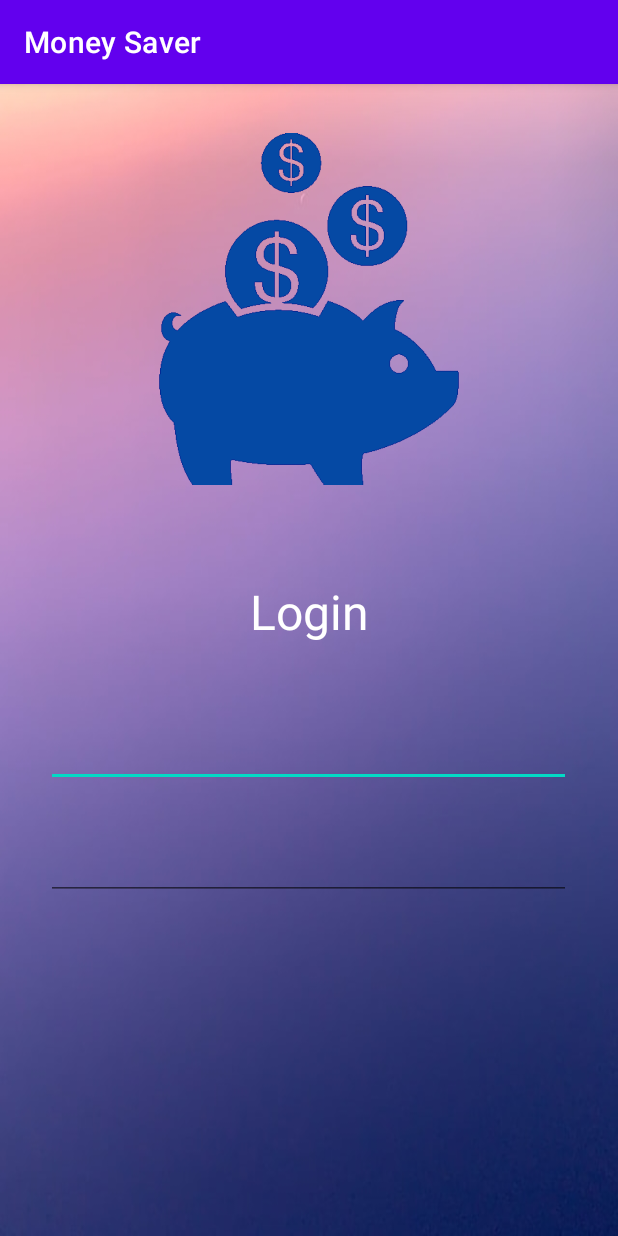
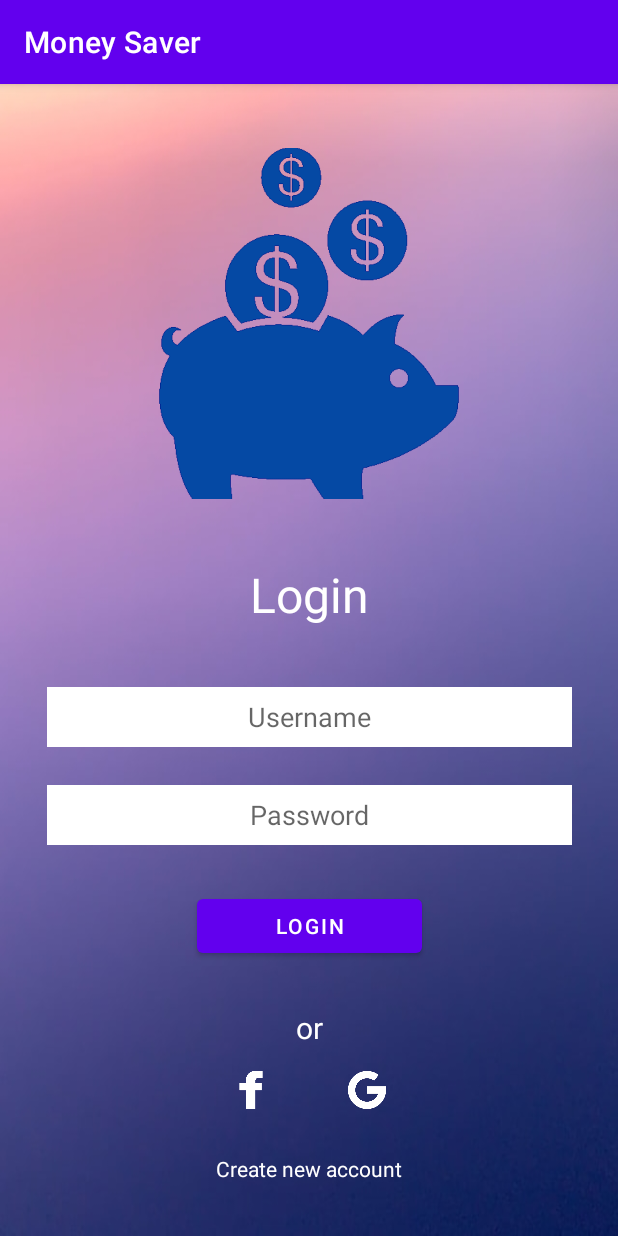
Before and after one commit to phuquy007/Money-Saver, an Android app: the Login screen opened directly, with no data from a screen before it, on a phone screen of 412 x 824 dp. Run offline under Robolectric (Android 15) with nearby library versions, the phone set to English and light mode, and no system bars.

Commit message:
Login Activity Layout

```diff
--- /dev/null
+++ b/app/src/main/res/drawable/white_background_edit_text.xml
@@ -0,0 +1,6 @@
+<?xml version="1.0" encoding="utf-8"?>
+<shape  xmlns:android="http://schemas.android.com/apk/res/android"
+    android:shape="rectangle" android:padding="10dp">
+    <solid android:color="#ffffff" />
+
+</shape>
--- a/app/src/main/res/layout/activity_login.xml
+++ b/app/src/main/res/layout/activity_login.xml
@@ -1,5 +1,5 @@
 <?xml version="1.0" encoding="utf-8"?>
-<RelativeLayout xmlns:android="http://schemas.android.com/apk/res/android"
+<androidx.constraintlayout.widget.ConstraintLayout xmlns:android="http://schemas.android.com/apk/res/android"
     xmlns:app="http://schemas.android.com/apk/res-auto"
     xmlns:tools="http://schemas.android.com/tools"
     android:layout_width="match_parent"
@@ -7,46 +7,118 @@
     android:background="@drawable/background"
     tools:context=".Login">
 
-
     <ImageView
         android:id="@+id/login_logo"
         android:layout_width="match_parent"
-        android:layout_height="300dp"
-        android:layout_alignParentEnd="true"
-        android:layout_alignParentRight="true"
+        android:layout_height="290dp"
+
+        app:layout_constraintEnd_toEndOf="parent"
+        app:layout_constraintStart_toStartOf="parent"
+        app:layout_constraintTop_toTopOf="parent"
+        app:layout_constraintBottom_toTopOf="@id/txtLogin"
         app:srcCompat="@drawable/logo" />
 
     <TextView
         android:id="@+id/txtLogin"
         android:layout_width="match_parent"
         android:layout_height="wrap_content"
-        android:layout_below="@+id/login_logo"
-        android:layout_marginTop="30dp"
+        android:layout_marginBottom="40dp"
         android:gravity="center"
-        android:text="Login"
+        android:text="@string/login"
         android:textColor="@color/white"
-        android:textSize="32dp" />
+        android:textSize="32dp"
+        app:layout_constraintEnd_toEndOf="parent"
+        app:layout_constraintStart_toStartOf="parent"
+        app:layout_constraintBottom_toTopOf="@id/edtUsername" />
 
     <EditText
         android:id="@+id/edtUsername"
         android:layout_width="350dp"
-        android:layout_height="wrap_content"
-        android:layout_below="@+id/txtLogin"
-        android:layout_marginTop="50dp"
-        android:layout_centerHorizontal="true"
+        android:layout_height="40dp"
+        android:layout_marginBottom="25dp"
+        android:background="@drawable/white_background_edit_text"
         android:ems="10"
         android:gravity="center"
+        android:hint="@string/username"
         android:inputType="textPersonName"
-        />
+        app:layout_constraintEnd_toEndOf="parent"
+        app:layout_constraintStart_toStartOf="parent"
+        app:layout_constraintBottom_toTopOf="@id/edtPassword" />
 
     <EditText
         android:id="@+id/edtPassword"
         android:layout_width="350dp"
-        android:layout_height="wrap_content"
-        android:layout_below="@+id/edtUsername"
-        android:layout_centerHorizontal="true"
-        android:layout_marginTop="30dp"
+        android:layout_height="40dp"
+        android:layout_marginBottom="30dp"
+        android:background="@drawable/white_background_edit_text"
         android:ems="10"
         android:gravity="center"
-        android:inputType="textPassword" />
-</RelativeLayout>
+        android:hint="@string/password"
+        android:inputType="textPassword"
+        app:layout_constraintEnd_toEndOf="parent"
+        app:layout_constraintStart_toStartOf="parent"
+        app:layout_constraintBottom_toTopOf="@id/btnLogin" />
+
+    <Button
+        android:id="@+id/btnLogin"
+        android:layout_width="150dp"
+        android:layout_height="wrap_content"
+        android:layout_marginBottom="30dp"
+        android:gravity="center"
+        android:layout_centerHorizontal="true"
+        android:text="@string/login"
+        app:layout_constraintEnd_toEndOf="parent"
+        app:layout_constraintStart_toStartOf="parent"
+        app:layout_constraintBottom_toTopOf="@id/txtOr"/>
+
+    <TextView
+        android:id="@+id/txtOr"
+        android:layout_width="match_parent"
+        android:layout_height="wrap_content"
+        android:layout_marginBottom="15dp"
+        android:gravity="center"
+        android:text="@string/or"
+        android:textColor="@color/white"
+        app:layout_constraintEnd_toEndOf="parent"
+        app:layout_constraintStart_toStartOf="parent"
+        app:layout_constraintBottom_toTopOf="@id/btnFacebook"
+        android:textSize="20sp" />
+
+    <ImageButton
+        android:id="@+id/btnFacebook"
+        android:layout_width="25dp"
+        android:layout_height="25dp"
+        android:layout_marginBottom="30dp"
+        android:background="@android:color/transparent"
+        android:scaleType="centerCrop"
+        app:layout_constraintEnd_toEndOf="parent"
+        app:layout_constraintHorizontal_bias="0.40"
+        app:layout_constraintStart_toStartOf="parent"
+        app:layout_constraintBottom_toTopOf="@id/txtRegister"
+        app:srcCompat="@drawable/facebook" />
+
+    <ImageButton
+        android:id="@+id/btnGoogle"
+        android:layout_width="25dp"
+        android:layout_height="25dp"
+        android:layout_marginBottom="30dp"
+        android:background="@android:color/transparent"
+        android:adjustViewBounds="true"
+        android:scaleType="centerCrop"
+        app:srcCompat="@drawable/google"
+        app:layout_constraintEnd_toEndOf="parent"
+        app:layout_constraintHorizontal_bias="0.6"
+        app:layout_constraintStart_toStartOf="parent"
+        app:layout_constraintBottom_toTopOf="@id/txtRegister"/>
+
+    <TextView
+        android:id="@+id/txtRegister"
+        android:layout_width="wrap_content"
+        android:layout_height="wrap_content"
+        android:textColor="@color/white"
+        android:text="@string/txtRegister"
+        android:layout_marginBottom="35dp"
+        app:layout_constraintEnd_toEndOf="parent"
+        app:layout_constraintStart_toStartOf="parent"
+        app:layout_constraintBottom_toBottomOf="parent"/>
+</androidx.constraintlayout.widget.ConstraintLayout>
--- a/app/src/main/res/values/strings.xml
+++ b/app/src/main/res/values/strings.xml
@@ -1,3 +1,8 @@
 <resources>
     <string name="app_name">Money Saver</string>
+    <string name="login">Login</string>
+    <string name="username">Username</string>
+    <string name="password">Password</string>
+    <string name="or">or</string>
+    <string name="txtRegister">Create new account</string>
 </resources>
```
Also changed, not shown: app/src/main/res/drawable/facebook.png (added), app/src/main/res/drawable/google.png (added).
